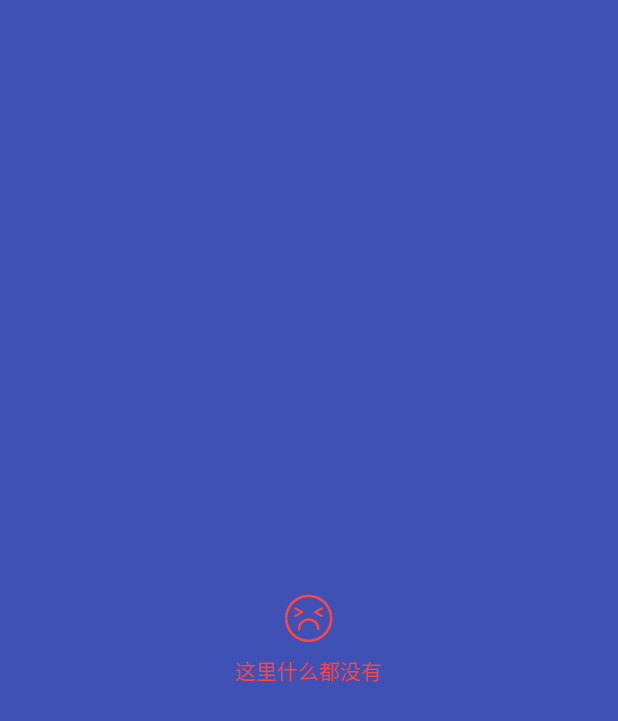
After one commit to Killulia/Ksports, an Android app: the layout empty_layout.xml on its own in the app's theme, with its tools: preview values and no code run, on a phone screen of 412 x 824 dp. The commit adds this screen. Shown: the top 721 px of the screen. Run offline under Robolectric (Android 15) with nearby library versions, the phone set to English and light mode, and no system bars; network calls fail.

Commit message:
加入收藏页面emptyView

```diff
--- a/app/build.gradle
+++ b/app/build.gradle
@@ -2,7 +2,7 @@ apply plugin: 'com.android.application'
 
 android {
     compileSdkVersion 25
-    buildToolsVersion "25.0.0"
+    buildToolsVersion "25.0.1"
     defaultConfig {
         applicationId "com.test.ksports"
         minSdkVersion 15
--- /dev/null
+++ b/app/src/main/res/layout/empty_layout.xml
@@ -0,0 +1,25 @@
+<?xml version="1.0" encoding="utf-8"?>
+<RelativeLayout xmlns:android="http://schemas.android.com/apk/res/android"
+     android:layout_width="match_parent"
+    android:layout_height="match_parent"
+    android:id="@+id/empty"
+    android:background="@color/colorPrimary"
+    >
+    <ImageView
+        android:id="@+id/empty_img"
+        android:layout_width="wrap_content"
+        android:layout_height="wrap_content"
+        android:scaleType="fitXY"
+        android:src="@mipmap/empty"
+        android:layout_centerInParent="true"
+        />
+    <TextView
+        android:id="@+id/empty_tv"
+        android:layout_width="wrap_content"
+        android:layout_height="wrap_content"
+        android:textColor="@android:color/holo_red_light"
+        android:text="@string/empty_text"
+        android:layout_below="@+id/empty_img"
+        android:layout_centerHorizontal="true"
+        android:layout_margin="@dimen/dp_10"/>
+</RelativeLayout>
--- a/app/src/main/res/values/strings.xml
+++ b/app/src/main/res/values/strings.xml
@@ -1,3 +1,4 @@
 <resources>
     <string name="app_name">Ksports</string>
+    <string name="empty_text">这里什么都没有</string>
 </resources>
```
Also changed, not shown: app/src/main/java/com/test/ksports/activity/FavoriteActivity.java (+10 -2 lines), app/src/main/java/com/test/ksports/activity/MainActivity.java (+13 -10 lines), app/src/main/java/com/test/ksports/util/EmptyRecyclerView.java (added, +75 -0 lines), app/src/main/res/layout/activity_favorite.xml (+9 -2 lines), app/src/main/res/mipmap-hdpi/empty.png (added).
